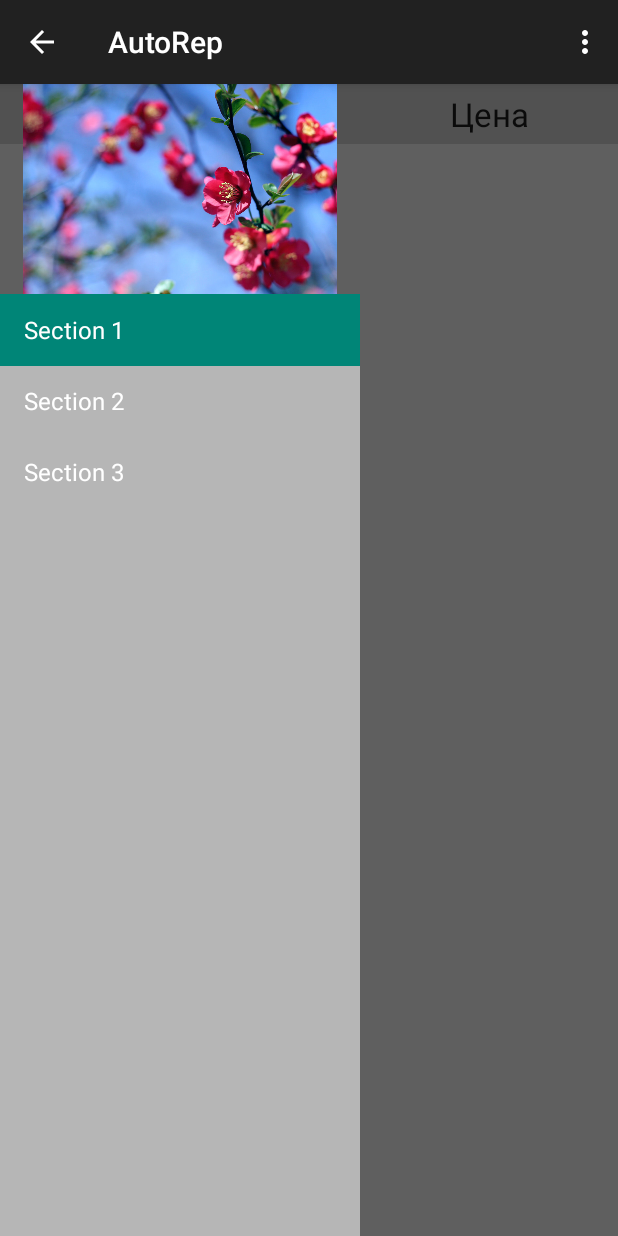
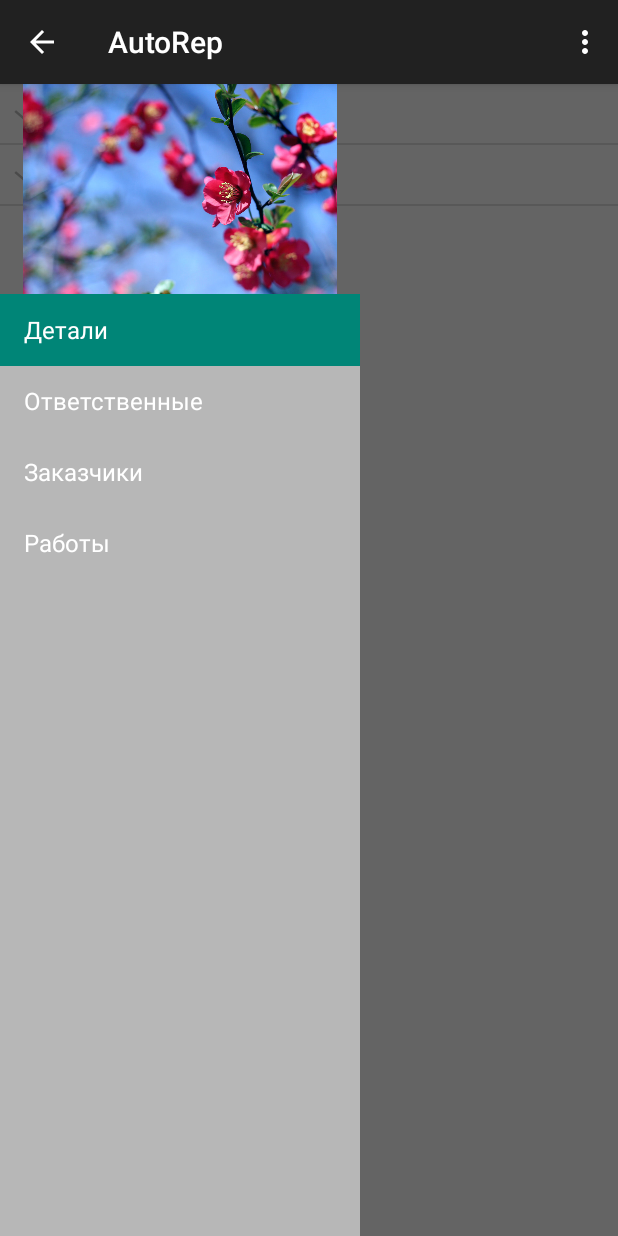
Before and after one commit to Dekwin/AutoRep, an Android app: the fragment WorksFragment placed in its activity, on a phone screen of 412 x 824 dp. Run offline under Robolectric (Android 15) with nearby library versions, the phone set to English and light mode, and no system bars; 2 statements that could not run were skipped.

```diff
--- a/app/src/main/java/com/dekwin/autorep/NavigationDrawerFragment.java
+++ b/app/src/main/java/com/dekwin/autorep/NavigationDrawerFragment.java
@@ -112,6 +112,7 @@ RelativeLayout rl=(RelativeLayout) inflater.inflate(
                         getString(R.string.title_section1),
                         getString(R.string.title_section2),
                         getString(R.string.title_section3),
+                        getString(R.string.title_section4),
                 }));
         mDrawerListView.setItemChecked(mCurrentSelectedPosition, true);
         return rl;
--- /dev/null
+++ b/app/src/main/java/com/dekwin/autorep/adapters/WorksAdapter.java
@@ -0,0 +1,154 @@
+package com.dekwin.autorep.adapters;
+
+import android.app.Activity;
+import android.app.AlertDialog;
+import android.content.DialogInterface;
+import android.graphics.Typeface;
+import android.util.Log;
+import android.view.LayoutInflater;
+import android.view.View;
+import android.view.ViewGroup;
+import android.widget.BaseExpandableListAdapter;
+import android.widget.CheckBox;
+import android.widget.ImageView;
+import android.widget.TextView;
+
+import com.dekwin.autorep.R;
+import com.dekwin.autorep.entities.Repair;
+import com.dekwin.autorep.entities.Work;
+
+import java.util.List;
+import java.util.Map;
+
+public class WorksAdapter extends BaseExpandableListAdapter {
+
+    private Activity context;
+
+    protected Map<String, List<Work>> laptopCollections;
+    private List<Repair > laptops;
+
+
+    public WorksAdapter(Activity context, List<Repair> laptops,
+                        Map<String, List<Work>> laptopCollections) {
+        this.context = context;
+        this.laptopCollections = laptopCollections;
+        this.laptops = laptops;
+
+        if (laptops==null)
+            Log.e("Err11 ","laptops=null");
+        if (laptopCollections==null)
+            Log.e("Err11 ","laptopscollection=null");
+
+        Log.e("Err11 ","not null");
+    }
+
+    public Object getChild(int groupPosition, int childPosition) {
+        return laptopCollections.get(laptops.get(groupPosition).getName()).get(childPosition);
+    }
+
+    public long getChildId(int groupPosition, int childPosition) {
+        return childPosition;
+    }
+
+
+
+
+    public View getChildView(final int groupPosition, final int childPosition,
+                             final boolean isLastChild, View convertView, ViewGroup parent) {
+        final Work laptop = (Work ) getChild(groupPosition, childPosition);
+        LayoutInflater inflater = context.getLayoutInflater();
+
+        if (convertView == null) {
+            convertView = inflater.inflate(R.layout.work_info_list_element, null);
+        }
+
+         TextView item = (TextView) convertView.findViewById(R.id.work_info_list_element_name);
+
+        item.setText(laptop.getName());
+
+
+        //laptop.isSelected(item.isChecked());
+        // CheckBox cb =(CheckBox)convertView.findViewById(R.id.work_info_element_checkbox);
+        item.setOnClickListener(new View.OnClickListener() {
+            public void onClick(View v) {
+
+
+                //  country.setSelected(cb.isChecked());
+            }
+        });
+
+
+        //ImageView delete = (ImageView) convertView.findViewById(R.id.delete);
+        /*
+        delete.setOnClickListener(new View.OnClickListener() {
+
+            public void onClick(View v) {
+                AlertDialog.Builder builder = new AlertDialog.Builder(context);
+                builder.setMessage("Do you want to remove?");
+                builder.setCancelable(false);
+                builder.setPositiveButton("Yes",
+                        new DialogInterface.OnClickListener() {
+                            public void onClick(DialogInterface dialog, int id) {
+                                List<String> child =
+                                        laptopCollections.get(laptops.get(groupPosition));
+                                child.remove(childPosition);
+                                notifyDataSetChanged();
+                            }
+                        });
+                builder.setNegativeButton("No",
+                        new DialogInterface.OnClickListener() {
+                            public void onClick(DialogInterface dialog, int id) {
+                                dialog.cancel();
+                            }
+                        });
+                AlertDialog alertDialog = builder.create();
+                alertDialog.show();
+            }
+        });
+*/
+
+
+
+        return convertView;
+    }
+
+    public int getChildrenCount(int groupPosition) {
+        return laptopCollections.get(laptops.get(groupPosition).getName()).size();
+    }
+
+    public Object getGroup(int groupPosition) {
+        return laptops.get(groupPosition);
+    }
+
+    public int getGroupCount() {
+        return laptops.size();
+    }
+
+    public long getGroupId(int groupPosition) {
+        return groupPosition;
+    }
+
+    public View getGroupView(int groupPosition, boolean isExpanded,
+                             View convertView, ViewGroup parent) {
+        Repair laptopName = (Repair) getGroup(groupPosition);
+        if (convertView == null) {
+            LayoutInflater infalInflater = (LayoutInflater) context
+                    .getSystemService(context.LAYOUT_INFLATER_SERVICE);
+            convertView = infalInflater.inflate(R.layout.repair_group_element,
+                    null);
+        }
+        TextView item = (TextView) convertView.findViewById(R.id.repair_group_element_name);
+        item.setTypeface(null, Typeface.BOLD);
+        item.setText(laptopName.getName());
+        return convertView;
+    }
+
+    public boolean hasStableIds() {
+        return true;
+    }
+
+    public boolean isChildSelectable(int groupPosition, int childPosition) {
+        return true;
+    }
+
+}
--- a/app/src/main/java/com/dekwin/autorep/db/DatabaseHelper.java
+++ b/app/src/main/java/com/dekwin/autorep/db/DatabaseHelper.java
@@ -5,6 +5,7 @@ import android.content.Context;
 import android.database.Cursor;
 import android.database.sqlite.SQLiteDatabase;
 import android.database.sqlite.SQLiteOpenHelper;
+import android.util.Log;
 
 import com.dekwin.autorep.entities.Organization;
 import com.dekwin.autorep.entities.Repair;
@@ -279,6 +280,48 @@ initDB(db);
         return  sparesList;
     }
 
+    public static ArrayList<Spare> selectSpares(String sort,int workId){
+        SQLiteDatabase sdb= sInstance.getWritableDatabase();
+        Cursor c1=null;
+
+        if(workId!=0) {
+            String srt="";
+            if (sort!=null){
+                srt="ORDER BY "+sort;
+            }
+            String query = "SELECT " + SPARES_COLUMN_ID + ", " + SPARES_COLUMN_NAME + ", " + SPARES_COLUMN_PRICE
+                    + " FROM " + SPARES_TABLE_NAME + " WHERE " + SPARES_COLUMN_ID
+                    + " IN (SELECT " + WORKS_SPARES_SPARE_ID + " FROM " + WORKS_SPARES_TABLE_NAME
+                    + " WHERE " + WORKS_SPARES_WORK_ID + " = " + workId + ") "+srt;
+
+            c1 = sdb.rawQuery(query, null);
+
+           Log.e("count ",c1.getCount()+"");
+        }else {
+            c1 = sdb.query(SPARES_TABLE_NAME, new String[]{SPARES_COLUMN_ID, SPARES_COLUMN_NAME, SPARES_COLUMN_PRICE},
+                    null, null,
+                    null, null, sort);
+        }
+
+        ArrayList <Spare> sparesList=new ArrayList<>();
+        if (c1 != null && c1.getCount() != 0) {
+            if (c1.moveToFirst()) {
+                do {
+                    Spare contactListItems = new Spare(Integer.parseInt(c1.getString(c1.getColumnIndex(SPARES_COLUMN_ID))),
+                            c1.getString(c1.getColumnIndex(SPARES_COLUMN_NAME)),Float.parseFloat(c1.getString(c1.getColumnIndex(SPARES_COLUMN_PRICE))));
+
+
+                    sparesList.add(contactListItems);
+
+                } while (c1.moveToNext());
+            }
+            c1.close();
+        }
+
+        sdb.close();
+        return  sparesList;
+    }
+
 public static void updateSpares(String table,ContentValues cv, String field, String[] bind){
     SQLiteDatabase sdb= sInstance.getWritableDatabase();
     sdb.update(SPARES_TABLE_NAME, cv, field,
--- a/app/src/main/java/com/dekwin/autorep/fragments/SparesFragment.java
+++ b/app/src/main/java/com/dekwin/autorep/fragments/SparesFragment.java
@@ -42,6 +42,9 @@ public class SparesFragment extends Fragment  {
      SparesAdapter sparesListAdapter;
 
     View rootView ;
+    private boolean notShowMenu=false;
+    private int workId=0;
+
     @Override
     public View onCreateView(LayoutInflater inflater, ViewGroup container,
                              Bundle savedInstanceState) {
@@ -49,18 +52,31 @@ public class SparesFragment extends Fragment  {
         setHasOptionsMenu(true);
         tbl = (ListView)rootView.findViewById(R.id.spares_list);
 
+        notShowMenu = getArguments().getBoolean("nomenu");
+        workId=getArguments().getInt("workId");
+        Log.e("in notshowmenu ",notShowMenu+" size "+getArguments().size()+" workid "+workId);
+
         showSpares(getActivity());
         setSortHeader(getActivity());
+
+
+
+
+
+
         return rootView;
     }
 
     @Override
     public void onCreateOptionsMenu(Menu menu, MenuInflater inflater) {
 
-        inflater.inflate(R.menu.spares, menu);
+        if(!notShowMenu) {
+            inflater.inflate(R.menu.spares, menu);
+            super.onCreateOptionsMenu(menu, inflater);
+        }
 
-        super.onCreateOptionsMenu(menu, inflater);
     }
+
 
 
     @Override
@@ -82,7 +98,7 @@ public class SparesFragment extends Fragment  {
 
 
     public void showSpares(final Context ctx){
-       sparesList =DatabaseHelper.selectSpares(null);
+       sparesList =DatabaseHelper.selectSpares(null,workId);
        sparesListAdapter = new SparesAdapter(  ctx, sparesList);
         tbl.setLongClickable(true);
         tbl.setOnItemLongClickListener(new AdapterView.OnItemLongClickListener() {
@@ -286,7 +302,7 @@ public AlertDialog.Builder setAddSpare(final Context ctx){
                     asc = false;
                 }
                 //final SparesAdapter contactListAdapter = new SparesAdapter(  ctx, DatabaseHelper.selectSpares(sortType));
-                sparesList=DatabaseHelper.selectSpares(sortType);
+                sparesList=DatabaseHelper.selectSpares(sortType,workId);
                 sparesListAdapter=new SparesAdapter(ctx,sparesList );
                 tbl.setAdapter(sparesListAdapter);
                 return false;
@@ -311,7 +327,7 @@ public AlertDialog.Builder setAddSpare(final Context ctx){
 
 
                 //final SparesAdapter contactListAdapter = new SparesAdapter(  ctx, DatabaseHelper.selectSpares(sortType));
-                sparesList= DatabaseHelper.selectSpares(sortType);
+                sparesList= DatabaseHelper.selectSpares(sortType,workId);
                 sparesListAdapter=new SparesAdapter(ctx, sparesList);
                 tbl.setAdapter(sparesListAdapter);
                 return false;
--- a/app/src/main/java/com/dekwin/autorep/fragments/WorksFragment.java
+++ b/app/src/main/java/com/dekwin/autorep/fragments/WorksFragment.java
@@ -1,26 +1,135 @@
 package com.dekwin.autorep.fragments;
 
+import android.app.Activity;
 import android.os.Bundle;
 import android.support.v4.app.Fragment;
+import android.support.v4.app.FragmentManager;
+import android.util.Log;
 import android.view.LayoutInflater;
 import android.view.View;
 import android.view.ViewGroup;
+import android.widget.Button;
+import android.widget.ExpandableListView;
 import android.widget.ListView;
 
 import com.dekwin.autorep.R;
+import com.dekwin.autorep.adapters.ExpandableListAdapter;
+import com.dekwin.autorep.adapters.WorksAdapter;
+import com.dekwin.autorep.db.DatabaseHelper;
+import com.dekwin.autorep.entities.Repair;
+import com.dekwin.autorep.entities.Work;
+
+import java.util.ArrayList;
+import java.util.LinkedHashMap;
+import java.util.List;
+import java.util.Map;
 
 /**
  * Created by dekst on 07.11.2015.
  */
 public class WorksFragment extends Fragment{
 
-    View rootView ;
+
+
+
+
+
+
+
     @Override
-    public View onCreateView(LayoutInflater inflater, ViewGroup container,
+    public View onCreateView(LayoutInflater inflater, final ViewGroup container,
                              Bundle savedInstanceState) {
-        rootView = inflater.inflate(R.layout.spare_info, container, false);
-        setHasOptionsMenu(true);
+
+        View rootView = inflater.inflate(R.layout.work_info_list, container, false);
+        //tbl = (ListView) findViewById(R.id.spares_list1);
+
+
+
+        createGroupList();
+
+        createCollection();
+
+        expListView = (ExpandableListView) rootView.findViewById(R.id.work_info_list);
+        final WorksAdapter wrkAdapter = new WorksAdapter(getActivity(), groupList, repairCollection);
+        expListView.setAdapter(wrkAdapter);
+
+        //setGroupIndicatorToRight();
+
+
+        expListView.setOnChildClickListener(new ExpandableListView.OnChildClickListener() {
+
+            public boolean onChildClick(ExpandableListView parent, View v,
+                                        int groupPosition, int childPosition, long id) {
+                Log.e("!!!!", "6666");
+                final Work selected = (Work) wrkAdapter.getChild(
+                        groupPosition, childPosition);
+
+                Bundle args = new Bundle();
+                args.putBoolean("nomenu", true);
+                args.putInt("workId", selected.getId());
+                SparesFragment sparesFragment = new SparesFragment();
+                sparesFragment.setArguments(args);
+                FragmentManager fragmentManager = getFragmentManager();
+                fragmentManager.beginTransaction()
+                        .replace(R.id.container, sparesFragment).addToBackStack(null)
+                        .commit();
+                Log.e("selected ",selected.getId()+"");
+
+                return true;
+            }
+        });
+
+
+        //fragmentIntListener.retArg("inner frag!!");
+
+
+
 
         return rootView;
+
     }
+    List<Repair> groupList;
+    List<String> childList;
+    Map<String, List<Work>> repairCollection;
+    ExpandableListView expListView;
+
+    private void createGroupList() {
+        groupList = new ArrayList<>();
+        // groupList.add(new Repair(1,"HP"));
+        //groupList.add(new Repair(2,"Dell"));
+        // groupList.add(new Repair(1,"Lenovo"));
+        groupList= DatabaseHelper.selectRepairs(null, null);
+        // groupList.add("Sony");
+        //groupList.add("HCL");
+        //groupList.add("Samsung");
+    }
+
+    private void createCollection() {
+        // preparing laptops collection(child)
+
+
+
+        repairCollection = new LinkedHashMap<>();
+
+        // DatabaseHelper.selectRepairs(null,null);
+
+        //DatabaseHelper.selectWorks(DatabaseHelper.REPAIRS_COLUMN_ID+" = ",null);
+        List<Work> wrk;
+        for (Repair repair : groupList) {
+
+            wrk=DatabaseHelper.selectWorks(DatabaseHelper.WORKS_COLUMN_REPAIRSID+" = "+repair.getId(),null);
+
+            if (wrk!=null) {
+                Log.e("wrk", " wrk:: " + wrk);
+                for (Work w : wrk){
+                    Log.e("work ",w.getName());
+                }
+            }
+            repairCollection.put(repair.getName(), wrk);
+        }
+
+
+    }
+
+
 }
--- a/app/src/main/res/values/strings.xml
+++ b/app/src/main/res/values/strings.xml
@@ -1,9 +1,10 @@
 <resources>
     <string name="app_name">AutoRep</string>
 
-    <string name="title_section1">Section 1</string>
-    <string name="title_section2">Section 2</string>
-    <string name="title_section3">Section 3</string>
+    <string name="title_section1">Детали</string>
+    <string name="title_section2">Ответственные</string>
+    <string name="title_section3">Заказчики</string>
+    <string name="title_section4">Работы</string>
 
     <string name="navigation_drawer_open">Open navigation drawer</string>
     <string name="navigation_drawer_close">Close navigation drawer</string>
```
Also changed, not shown: app/src/main/java/com/dekwin/autorep/MainActivity.java (+15 -1 lines), app/src/main/java/com/dekwin/autorep/adapters/WorksCheckboxAdapter.java (deleted, +0 -83 lines), app/src/main/res/layout/work_info_list.xml (added, +14 -0 lines), app/src/main/res/layout/work_info_list_element.xml (added, +21 -0 lines), 1 other file.
